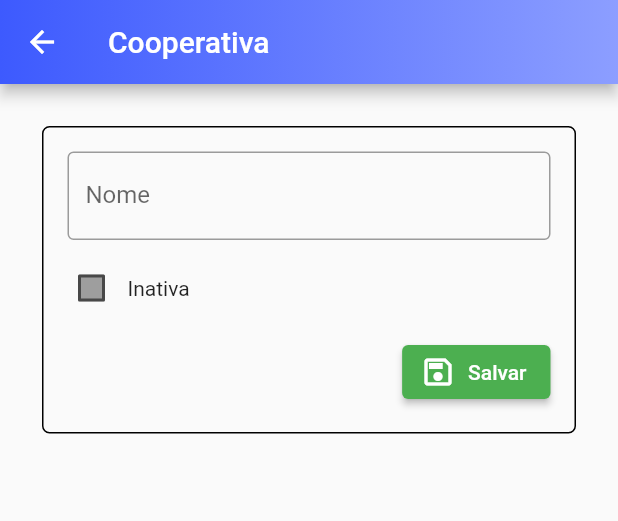
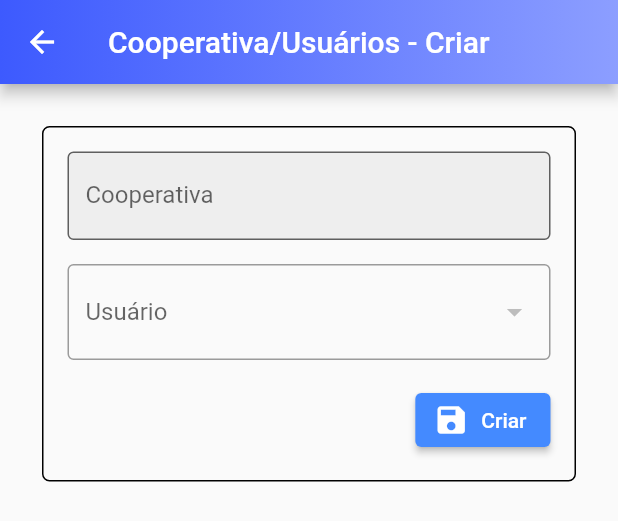
Before and after one commit to hideki257/coopersys_sup_pub, a Flutter app: the CooperUserListPage widget shown alone on an empty page, opened directly with empty values, after a tap on the "add" icon, on a phone screen of 412 x 824 dp. Shown: the top 521 px of the screen. Run offline on Flutter 3.47's test engine with Material 2 defaults, Android fonts, the phone set to English and light mode, and no system bars; our stand-ins replace cloud_firestore, firebase_auth, firebase_core, flutter_riverpod; missing offline and left inert: month_year_picker; accounts and stored records are empty.

Commit message:
2023-10-31

```diff
--- a/lib/controllers/cooper_user_crud_cont.dart
+++ b/lib/controllers/cooper_user_crud_cont.dart
@@ -1,22 +1,38 @@
 import 'package:flutter/material.dart';
 import 'package:flutter_riverpod/flutter_riverpod.dart';
-import 'package:sup/models/cooper_user.dart';
 
+import '../data/cooper_data.dart';
 import '../data/cooper_user_data.dart';
 import '../data/usuario_data.dart';
+import '../models/cooper.dart';
+import '../models/cooper_user.dart';
 import '../models/crud.dart';
 import '../models/usuario.dart';
 import '../utils/minha_excecao.dart';
+import '../utils/resultado.dart';
+import '../utils/validador_utils.dart';
 
 class CooperUserCrudException extends MinhaExcecao {
   CooperUserCrudException(super.message);
 }
 
+final cooperUserCrudContProvider =
+    ChangeNotifierProvider.family<CooperUserCrudCont, CooperUserCrudKey>(
+        (ref, cooperUserCrudKey) => CooperUserCrudCont(
+              ref: ref,
+              cooperUserCrudKey: cooperUserCrudKey,
+            ));
+
 class CooperUserCrudCont extends ChangeNotifier {
   final Ref ref;
   final CooperUserCrudKey cooperUserCrudKey;
   late CooperUser cooperUser;
-  final List<Usuario> usuarios = [];
+  final formKey = GlobalKey<FormState>();
+  final outputCooperNome = TextEditingController();
+  final outputUserNome = TextEditingController();
+  String? userIdSelected;
+  Usuario? usuarioSelected;
+  List<Usuario> usuarios = [];
   bool isLoading = true;
 
   CooperUserCrudCont({required this.ref, required this.cooperUserCrudKey}) {
@@ -24,9 +40,25 @@ class CooperUserCrudCont extends ChangeNotifier {
   }
 
   refresh() async {
+    CooperData cooperData = ref.read(cooperDataProvider);
+    Cooper? cooper =
+        await cooperData.getCooperById(cooperId: cooperUserCrudKey.cooperId!);
+    outputCooperNome.text = cooper!.nome;
+
+    if (cooperUserCrudKey.crud == Crud.create) {
       UsuarioData usuarioData = ref.read(usuarioDataProvider);
-    usuarios = await usuarioData.ListaUsuarios();
+      usuarios = await usuarioData.listarUsuarios();
 
+      CooperUserData cooperUserData = ref.read(cooperUserDataProvider);
+      List<CooperUser> cooperUserList =
+          await cooperUserData.listarCooperUser(cooperUserCrudKey.cooperId!);
+      for (var cooperUser in cooperUserList) {
+        usuarios
+            .removeWhere((element) => (element.userId == cooperUser.userId));
+      }
+      userIdSelected = null;
+      outputUserNome.clear();
+    } else {
       CooperUserData cooperUserData = await ref.watch(cooperUserDataProvider);
       CooperUser? cooperUser = await cooperUserData.getCooperUserById(
         cooperId: cooperUserCrudKey.cooperId!,
@@ -37,5 +69,60 @@ class CooperUserCrudCont extends ChangeNotifier {
       } else {
         throw CooperUserCrudException('Usuário não associado à Cooperativa!');
       }
+
+      outputUserNome.text = this.cooperUser.userNome;
+      userIdSelected = this.cooperUser.userId;
+    }
+    isLoading = false;
+    notifyListeners();
+  }
+
+  setUsuario(Usuario? usuario) {
+    if (usuario == null) {
+      userIdSelected = null;
+      usuarioSelected = null;
+    } else {
+      userIdSelected = usuario.userId;
+      usuarioSelected = usuario;
     }
   }
+
+  String? validarUsuario(Usuario? value) {
+    return validarNULL(
+      campo: 'Usuário',
+      valor: value,
+    );
+  }
+
+  Future<Resultado> associar() async {
+    Resultado result = Resultado();
+    if (formKey.currentState!.validate()) {
+      CooperUserData cooperUserData = ref.read(cooperUserDataProvider);
+      result = await cooperUserData.insertCooperUser(
+        cooperId: cooperUserCrudKey.cooperId!,
+        user: usuarioSelected!,
+      );
+    } else {
+      result = Resultado(
+        validado: false,
+      );
+    }
+    return result;
+  }
+
+  Future<Resultado> desassociar() async {
+    Resultado result = Resultado();
+    if (formKey.currentState!.validate()) {
+      CooperUserData cooperUserData = ref.read(cooperUserDataProvider);
+      result = await cooperUserData.deleteCooperUser(
+        cooperId: cooperUserCrudKey.cooperId!,
+        userId: cooperUserCrudKey.userId!,
+      );
+    } else {
+      result = Resultado(
+        validado: false,
+      );
+    }
+    return result;
+  }
+}
--- a/lib/models/usuario.dart
+++ b/lib/models/usuario.dart
@@ -1,6 +1,7 @@
 class Usuario {
   final String userId;
   String? email;
+  String? phoneNumber;
   String? nome;
   DateTime? dataNascimento;
   bool inativo = false;
@@ -12,6 +13,7 @@ class Usuario {
   Usuario({
     required this.userId,
     this.email,
+    this.phoneNumber,
     this.nome,
     this.dataNascimento,
     this.inativo = false,
@@ -21,6 +23,7 @@ class Usuario {
     return {
       'userId': userId,
       'email': email,
+      'phoneNumber': phoneNumber,
       'nome': nome,
       'dataNascimento': dataNascimento?.millisecondsSinceEpoch,
       'inativo': inativo,
@@ -47,6 +50,7 @@ class Usuario {
   Usuario.fromMap(Map<String, dynamic> map)
       : userId = map['userId'],
         email = map['email'],
+        phoneNumber = map['phoneNumber'],
         nome = map['nome'],
         dataNascimento = map['dataNascimento'] != null
             ? DateTime.fromMillisecondsSinceEpoch(map['dataNascimento'])
--- a/lib/my_router.dart
+++ b/lib/my_router.dart
@@ -4,6 +4,7 @@ import 'models/cooper.dart';
 import 'models/crud.dart';
 import 'pages/cooper_crud_page.dart';
 import 'pages/cooper_list_page.dart';
+import 'pages/cooper_user_crud.page.dart';
 import 'pages/cooper_user_list_page.dart';
 import 'pages/home_page.dart';
 import 'pages/login_page.dart';
@@ -25,6 +26,7 @@ class MyRouter {
   static const cooperCrud = '/cooperativa/crud';
   static const cooperList = '/cooperativa/list';
   static const cooperUserList = '/cooperativa/crud/usuario/list';
+  static const cooperUserCrud = '/cooperativa/crud/usuario/crud';
 
   static Route<dynamic> generateRoute(RouteSettings settings) {
     switch (settings.name) {
@@ -61,6 +63,16 @@ class MyRouter {
         } else {
           throw MyRouterException('Chave inválida para Cooperativa!');
         }
+      case cooperUserCrud:
+        if (settings.arguments is CooperUserCrudKey) {
+          CooperUserCrudKey cooperUserCrudKey =
+              settings.arguments as CooperUserCrudKey;
+          return MaterialPageRoute(
+              builder: (_) =>
+                  CooperUserCrudPage(cooperUserCrudKey: cooperUserCrudKey));
+        } else {
+          throw MyRouterException('Chave inválida para Cooperativa!');
+        }
       default:
         return MaterialPageRoute(
             builder: (_) => RouteNotFound(routeName: settings.name));
--- /dev/null
+++ b/lib/pages/cooper_user_crud.page.dart
@@ -0,0 +1,120 @@
+import 'package:flutter/material.dart';
+import 'package:flutter_riverpod/flutter_riverpod.dart';
+
+import '../controllers/cooper_user_crud_cont.dart';
+import '../models/crud.dart';
+import '../models/usuario.dart';
+import '../utils/resultado.dart';
+import '../utils/show_meu_snackbar.dart';
+import '../widgets/form_formatado.dart';
+import '../widgets/meu_dropdown.dart';
+import '../widgets/meu_text_form_field.dart';
+
+// ignore: must_be_immutable
+class CooperUserCrudPage extends ConsumerWidget {
+  final CooperUserCrudKey cooperUserCrudKey;
+  bool isLoading = true;
+
+  CooperUserCrudPage({super.key, required this.cooperUserCrudKey});
+
+  @override
+  Widget build(BuildContext context, WidgetRef ref) {
+    final cooperUserCrudCont =
+        ref.watch(cooperUserCrudContProvider(cooperUserCrudKey));
+
+    if (isLoading) {
+      cooperUserCrudCont.refresh();
+      isLoading = false;
+    }
+
+    return FormFormatado(
+      formKey: cooperUserCrudCont.formKey,
+      appBarTitulo: 'Cooperativa/Usuários - ${cooperUserCrudKey.crud.toDescr}',
+      formBody: Column(children: [
+        MeuTextFormField(
+          controller: cooperUserCrudCont.outputCooperNome,
+          labelText: 'Cooperativa',
+          isReadOnly: true,
+        ),
+        cooperUserCrudCont.cooperUserCrudKey.crud == Crud.create
+            ? MeuDropdown<Usuario>(
+                labelText: 'Usuário',
+                value: cooperUserCrudCont.usuarioSelected,
+                items: cooperUserCrudCont.usuarios
+                    .map<DropdownMenuItem<Usuario>>(
+                        (Usuario usuario) => DropdownMenuItem(
+                              value: usuario,
+                              child: Text(usuario.getNome),
+                            ))
+                    .toList(),
+                validator: (value) => cooperUserCrudCont.validarUsuario(value),
+                onChanged: (value) {
+                  if (value is Usuario) {
+                    cooperUserCrudCont.setUsuario(value);
+                  }
+                },
+                isReadOnly: cooperUserCrudCont.cooperUserCrudKey.crud.isNotNew,
+              )
+            : MeuTextFormField(
+                controller: cooperUserCrudCont.outputUserNome,
+                labelText: 'Usuário',
+                isReadOnly: true,
+              ),
+      ]),
+      onSalvar: cooperUserCrudCont.cooperUserCrudKey.crud == Crud.create
+          ? (() async {
+              Resultado resultado = await cooperUserCrudCont.associar();
+              if (resultado.validado) {
+                if (context.mounted) {
+                  if (resultado.erro) {
+                    showMeuSnackbar(
+                      context,
+                      resultado.mensagem,
+                      tipoSnackBar: TipoSnackBar.erro,
+                      showCloseIcon: true,
+                    );
+                  } else {
+                    Navigator.pop(context, resultado);
+                  }
+                }
+              }
+            })
+          : cooperUserCrudCont.cooperUserCrudKey.crud == Crud.delete
+              ? (() async {
+                  Resultado resultado = await cooperUserCrudCont.desassociar();
+                  if (resultado.validado) {
+                    if (context.mounted) {
+                      if (resultado.erro) {
+                        showMeuSnackbar(
+                          context,
+                          resultado.mensagem,
+                          tipoSnackBar: TipoSnackBar.erro,
+                          showCloseIcon: true,
+                        );
+                      } else {
+                        Navigator.pop(context, resultado);
+                      }
+                    }
+                  }
+                })
+              : null,
+      salvarText: cooperUserCrudCont.cooperUserCrudKey.crud == Crud.create
+          ? cooperUserCrudCont.cooperUserCrudKey.crud.toDescr
+          : cooperUserCrudCont.cooperUserCrudKey.crud == Crud.delete
+              ? cooperUserCrudCont.cooperUserCrudKey.crud.toDescr
+              : '',
+      salvarIcon: cooperUserCrudCont.cooperUserCrudKey.crud == Crud.create
+          ? Icons.save
+          : cooperUserCrudCont.cooperUserCrudKey.crud == Crud.delete
+              ? Icons.delete
+              : null,
+      salvarColor: cooperUserCrudCont.cooperUserCrudKey.crud == Crud.create
+          ? Colors.blueAccent
+          : cooperUserCrudCont.cooperUserCrudKey.crud == Crud.delete
+              ? Colors.redAccent
+              : null,
+      isPodeSalvar: cooperUserCrudCont.cooperUserCrudKey.crud == Crud.create ||
+          cooperUserCrudCont.cooperUserCrudKey.crud == Crud.delete,
+    );
+  }
+}
--- a/lib/pages/cooper_user_list_page.dart
+++ b/lib/pages/cooper_user_list_page.dart
@@ -34,8 +34,9 @@ class CooperUserListPage extends ConsumerWidget {
             onPressed: () {
               Navigator.pushNamed(
                 context,
-                MyRouter.cooperCrud,
-                arguments: CooperCrudKey(crud: Crud.create),
+                MyRouter.cooperUserCrud,
+                arguments: CooperUserCrudKey(
+                    crud: Crud.create, cooperId: cooper.cooperId, userId: null),
               );
             },
           ),
@@ -52,17 +53,43 @@ class CooperUserListPage extends ConsumerWidget {
             ),
             Padding(
               padding: const EdgeInsets.all(8.0),
+              child: Flexible(
                 child: data.isEmpty
                     ? const Center(
                         child: Text('Nenhum usuário vinculado!'),
                       )
-                  : ListView.builder(
+                    : Padding(
+                        padding: const EdgeInsets.all(8.0),
+                        child: Container(
+                          decoration: BoxDecoration(
+                            border: Border.all(),
+                            borderRadius:
+                                const BorderRadius.all(Radius.circular(5)),
+                          ),
+                          child: ListView.separated(
+                            scrollDirection: Axis.vertical,
+                            shrinkWrap: true,
+                            padding: const EdgeInsets.all(8.0),
                             itemCount: data.length,
-                      itemBuilder: (context, index) {
-                        return ListTile(
+                            separatorBuilder: (_, __) => const Divider(),
+                            itemBuilder: (context, index) => ListTile(
                               title: Text(data[index].userNome),
-                        );
-                      },
+                              trailing: IconButton(
+                                icon: Icon(Icons.delete, color: Colors.red),
+                                onPressed: () => Navigator.pushNamed(
+                                  context,
+                                  MyRouter.cooperUserCrud,
+                                  arguments: CooperUserCrudKey(
+                                    crud: Crud.delete,
+                                    cooperId: data[index].cooperId,
+                                    userId: data[index].userId,
+                                  ),
+                                ),
+                              ),
+                            ),
+                          ),
+                        ),
+                      ),
               ),
             ),
           ],
--- a/lib/pages/usuario_crud_page.dart
+++ b/lib/pages/usuario_crud_page.dart
@@ -19,7 +19,7 @@ class UsuarioCrudPage extends ConsumerWidget {
 
     return FormFormatado(
       formKey: usuarioCrudCont.formKey,
-      appBarTitulo: 'Usuario - ${usuarioCrudKey.crud.toDescr}',
+      appBarTitulo: 'Usuário - ${usuarioCrudKey.crud.toDescr}',
       maxWidth: 1000,
       formBody: Column(
         children: [
```
Also changed, not shown: lib/data/cooper_user_data.dart (+46 -5 lines), lib/data/usuario_data.dart (+13 -0 lines). Lines whose indentation alone changed are shown as unchanged.
